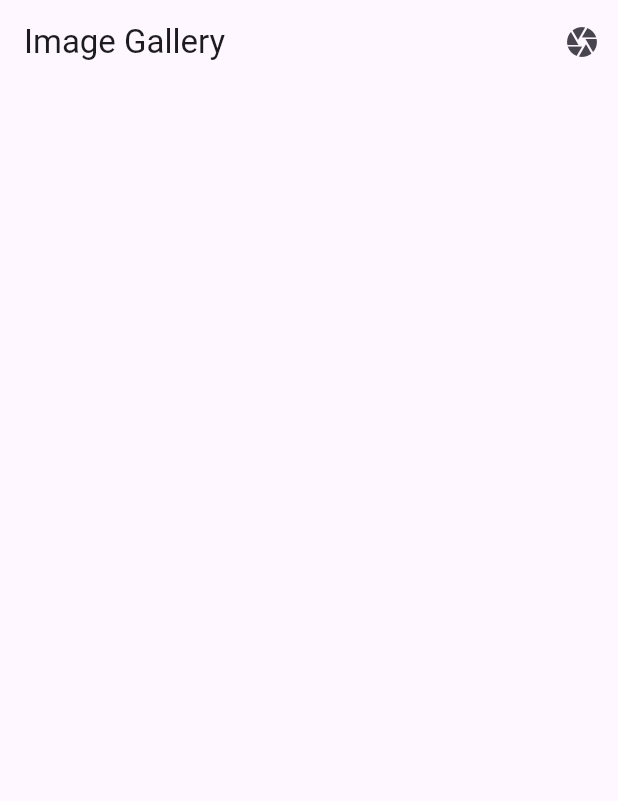
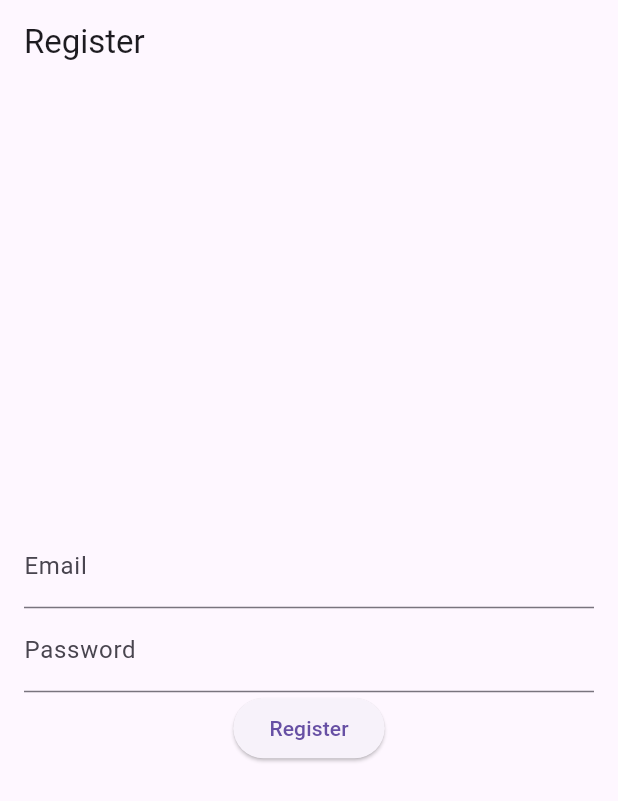
Before and after one commit to CarolBastos/image_gallery_app, a Flutter app: the screen it shows after launch, on a phone screen of 412 x 824 dp. Shown: the top 801 px of the screen. Run offline on Flutter 3.47's test engine with Material 3 defaults, Android fonts, the phone set to English and light mode, and no system bars; our stand-ins replace firebase_auth, firebase_core, firebase_storage, image_picker, sensors_plus; accounts and stored records are empty.

```diff
--- a/lib/custom_images.dart
+++ b/lib/custom_images.dart
@@ -3,7 +3,7 @@ part of './image_gallery.dart';
 class _CustomImages extends StatefulWidget {
   const _CustomImages({super.key, required this.images});
 
-  final List<File> images;
+  final List<String> images;
 
   @override
   State<_CustomImages> createState() => __CustomImagesState();
@@ -30,14 +30,14 @@ class __CustomImagesState extends State<_CustomImages> {
           onTap: () {
             Navigator.pushNamed(
               context,
-              Routes.imageView,
+              Routes.gallery,
               arguments: widget.images[index],
             );
           },
           onLongPress: () {
             _removeImage(index);
           },
-          child: Card(child: Image.file(widget.images[index])),
+          child: Card(child: Image.network(widget.images[index])),
         );
       },
     );
--- a/lib/main.dart
+++ b/lib/main.dart
@@ -1,13 +1,12 @@
 import 'package:flutter/material.dart';
+import 'package:firebase_core/firebase_core.dart';
+import 'register_screen.dart';
 import 'image_gallery.dart';
 import 'routes.dart';
-import 'image_view.dart';
-import 'package:firebase_core/firebase_core.dart';
 
 void main() async {
   WidgetsFlutterBinding.ensureInitialized();
   await Firebase.initializeApp();
-
   runApp(MyApp());
 }
 
@@ -17,10 +16,10 @@ class MyApp extends StatelessWidget {
     return MaterialApp(
       title: 'Image Gallery App',
       theme: ThemeData(primarySwatch: Colors.blue),
-      initialRoute: Routes.home,
+      initialRoute: Routes.register,
       routes: {
-        Routes.home: (context) => ImageGallery(),
-        Routes.imageView: (context) => ImageView(),
+        Routes.register: (context) => RegisterScreen(),
+        Routes.gallery: (context) => ImageGallery(),
       },
     );
   }
--- /dev/null
+++ b/lib/register_screen.dart
@@ -0,0 +1,55 @@
+import 'package:flutter/material.dart';
+import 'package:firebase_auth/firebase_auth.dart';
+import 'routes.dart';
+
+class RegisterScreen extends StatefulWidget {
+  @override
+  _RegisterScreenState createState() => _RegisterScreenState();
+}
+
+class _RegisterScreenState extends State<RegisterScreen> {
+  final FirebaseAuth _auth = FirebaseAuth.instance;
+  final TextEditingController _emailController = TextEditingController();
+  final TextEditingController _passwordController = TextEditingController();
+  String _errorMessage = '';
+
+  Future<void> _register() async {
+    try {
+      await _auth.createUserWithEmailAndPassword(
+        email: _emailController.text,
+        password: _passwordController.text,
+      );
+      Navigator.pushReplacementNamed(context, Routes.gallery);
+    } catch (e) {
+      setState(() {
+        _errorMessage = e.toString();
+      });
+    }
+  }
+
+  @override
+  Widget build(BuildContext context) {
+    return Scaffold(
+      appBar: AppBar(title: Text('Register')),
+      body: Padding(
+        padding: const EdgeInsets.all(16.0),
+        child: Column(
+          mainAxisAlignment: MainAxisAlignment.center,
+          children: [
+            TextField(
+              controller: _emailController,
+              decoration: InputDecoration(labelText: 'Email'),
+            ),
+            TextField(
+              controller: _passwordController,
+              decoration: InputDecoration(labelText: 'Password'),
+              obscureText: true,
+            ),
+            ElevatedButton(onPressed: _register, child: Text('Register')),
+            Text(_errorMessage, style: TextStyle(color: Colors.red)),
+          ],
+        ),
+      ),
+    );
+  }
+}
--- a/lib/routes.dart
+++ b/lib/routes.dart
@@ -1,4 +1,4 @@
 class Routes {
-  static const String home = '/';
-  static const String imageView = '/view';
+  static const String register = '/register';
+  static const String gallery = '/gallery';
 }
--- a/pubspec.yaml
+++ b/pubspec.yaml
@@ -48,6 +48,8 @@ dev_dependencies:
   flutter_lints: ^5.0.0
   firebase_core: ^3.3.0
   firebase_storage: ^12.1.2
+  firebase_auth: ^5.1.3
+  sensors_plus: ^6.1.1
 
 # For information on the generic Dart part of this file, see the
 # following page: https://dart.dev/tools/pub/pubspec
```
Also changed, not shown: lib/image_gallery.dart (+90 -23 lines), pubspec.lock, 4 other files.
